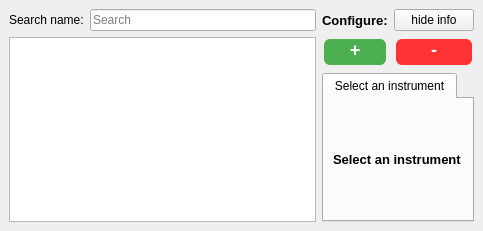
This is nomad_camels/gui/instrument_config.ui in FAU-LAP/NOMAD-CAMELS as Qt 5 draws it before an edit. The edited form follows.
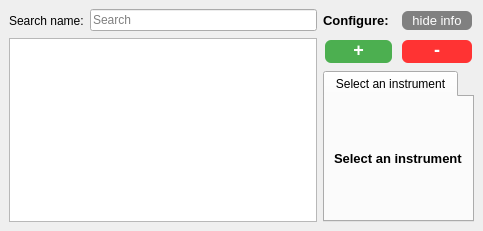
This is the edited form.

Commit message: Update button styles in GUI

Diff of the .ui file:
```diff
--- a/nomad_camels/gui/instrument_config.ui
+++ b/nomad_camels/gui/instrument_config.ui
@@ -49,8 +49,8 @@
      </property>
      <property name="maximumSize">
       <size>
-       <width>8999</width>
-       <height>16777215</height>
+       <width>89999</width>
+       <height>27</height>
       </size>
      </property>
      <property name="font">
@@ -87,6 +87,19 @@
    </item>
    <item row="0" column="4">
     <widget class="QPushButton" name="pushButton_info">
+     <property name="styleSheet">
+      <string notr="true">QPushButton {
+                                background-color: #808080; 
+                                color: white; 
+                                border: none; 
+                                padding: 2px 10px; 
+                                text-align: center; 
+                                text-decoration: none; 
+                                font-size: 13px; 
+                                margin: 2px 2px; 
+                                border-radius: 6px;
+                            }</string>
+     </property>
      <property name="text">
       <string>hide info</string>
      </property>
@@ -134,8 +147,8 @@
      </property>
      <property name="maximumSize">
       <size>
-       <width>1000</width>
-       <height>16777215</height>
+       <width>99999</width>
+       <height>27</height>
       </size>
      </property>
      <property name="font">
```
The commit also changes 11 other files.
